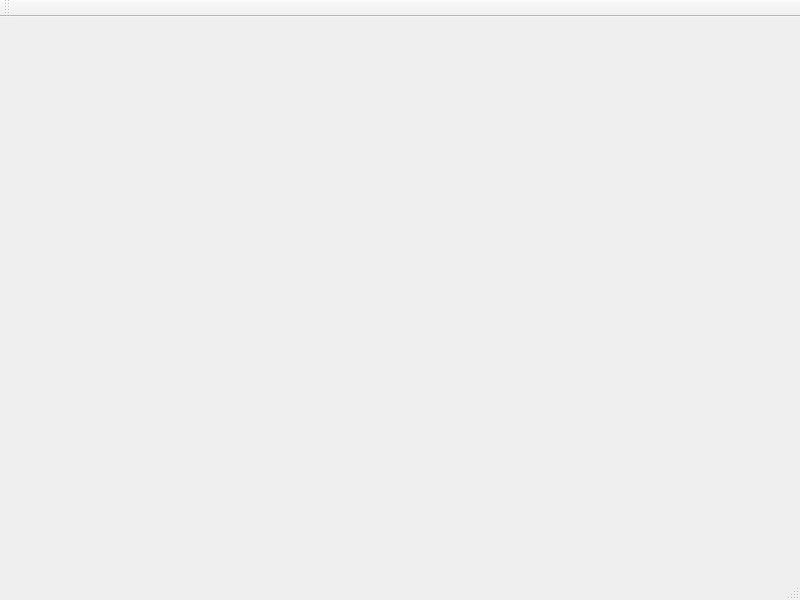
This is mainwindow.ui in charon-cheung/QSketch as Qt 5 draws it before an edit. The edited form follows.
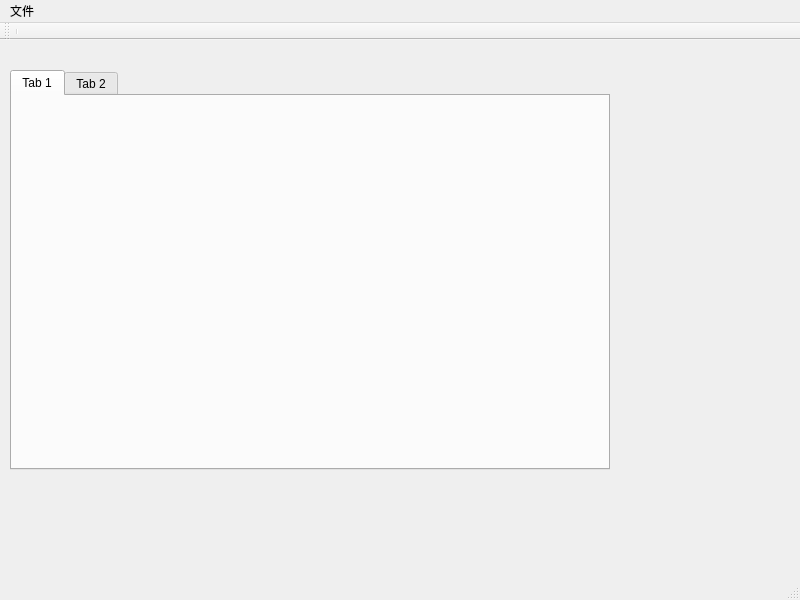
This is the edited form. Icons and pictures are not drawn.

What changed in the file:
```diff
--- a/mainwindow.ui
+++ b/mainwindow.ui
@@ -131,6 +131,26 @@
      <bool>true</bool>
     </property>
    </widget>
+   <widget class="QTabWidget" name="tabView">
+    <property name="geometry">
+     <rect>
+      <x>10</x>
+      <y>30</y>
+      <width>600</width>
+      <height>400</height>
+     </rect>
+    </property>
+    <widget class="QWidget" name="tab">
+     <attribute name="title">
+      <string>Tab 1</string>
+     </attribute>
+    </widget>
+    <widget class="QWidget" name="tab_2">
+     <attribute name="title">
+      <string>Tab 2</string>
+     </attribute>
+    </widget>
+   </widget>
   </widget>
   <widget class="QMenuBar" name="menuBar">
    <property name="geometry">
@@ -141,6 +161,12 @@
      <height>23</height>
     </rect>
    </property>
+   <widget class="QMenu" name="menu">
+    <property name="title">
+     <string>文件</string>
+    </property>
+   </widget>
+   <addaction name="menu"/>
   </widget>
   <widget class="QToolBar" name="mainToolBar">
    <attribute name="toolBarArea">
@@ -149,6 +175,7 @@
    <attribute name="toolBarBreak">
     <bool>false</bool>
    </attribute>
+   <addaction name="separator"/>
   </widget>
   <widget class="QStatusBar" name="statusBar"/>
   <action name="act1">
```
Left out of the diff: 70 changed lines with no effect on the pictures.
